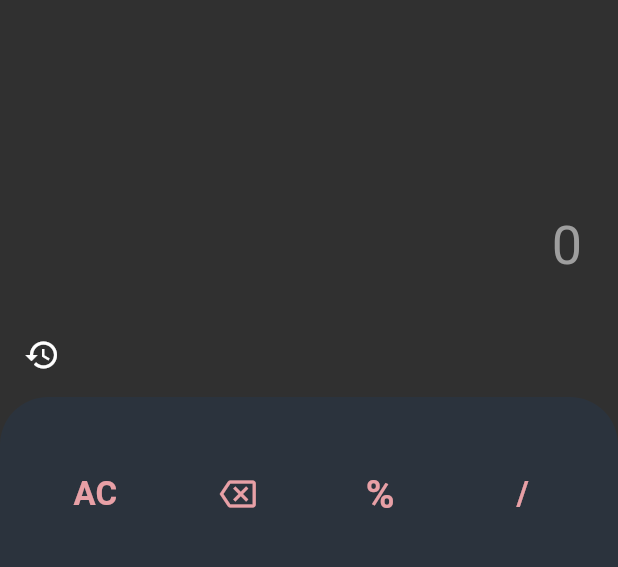
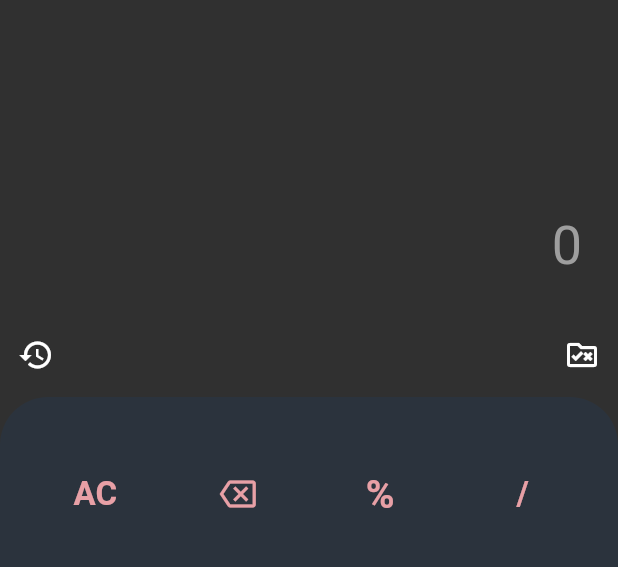
Before and after one commit to DoomHopes/calculator, a Flutter app: the screen it shows after launch, on a phone screen of 412 x 824 dp, the part 59-626 px from its top. Run offline on Flutter 3.47's test engine with Material 2 defaults, Android fonts, the phone set to English and light mode, and no system bars; our stand-ins replace flutter_riverpod; missing offline and left inert: function_tree.

Commit message:
some change

```diff
--- a/lib/presentation/pages/home_page.dart
+++ b/lib/presentation/pages/home_page.dart
@@ -70,15 +70,26 @@ Widget buildButtons(BuildContext context) => Scaffold(
         backgroundColor: Colors.transparent,
         leading: Builder(
           builder: (BuildContext context) {
-            return IconButton(
-              icon: const Icon(Icons.history),
-              onPressed: () {
-                Scaffold.of(context).openDrawer();
-              },
-              tooltip: MaterialLocalizations.of(context).openAppDrawerTooltip,
+            return Row(
+              children: <Widget>[
+                IconButton(
+                  icon: const Icon(Icons.history),
+                  onPressed: () {
+                    Scaffold.of(context).openDrawer();
+                  },
+                  tooltip:
+                      MaterialLocalizations.of(context).openAppDrawerTooltip,
+                ),
+              ],
             );
           },
         ),
+        actions: <Widget>[
+          IconButton(
+            onPressed: () {},
+            icon: const Icon(Icons.rule_folder_outlined),
+          ),
+        ],
       ),
       body: Container(
         padding: const EdgeInsets.all(16),
@@ -88,10 +99,6 @@ Widget buildButtons(BuildContext context) => Scaffold(
         ),
         child: Column(
           children: <Widget>[
-            /*buildPanel(context),
-            const Divider(
-              height: 20,
-            ),*/
             buildButtonRow(context, 'AC', '<', '%', '/'),
             buildButtonRow(context, '7', '8', '9', '*'),
             buildButtonRow(context, '4', '5', '6', '+'),
@@ -123,6 +130,7 @@ Widget buildButtons(BuildContext context) => Scaffold(
       ),
     );
 */
+
 Widget buildButtonRow(
   BuildContext context,
   String first,
```
